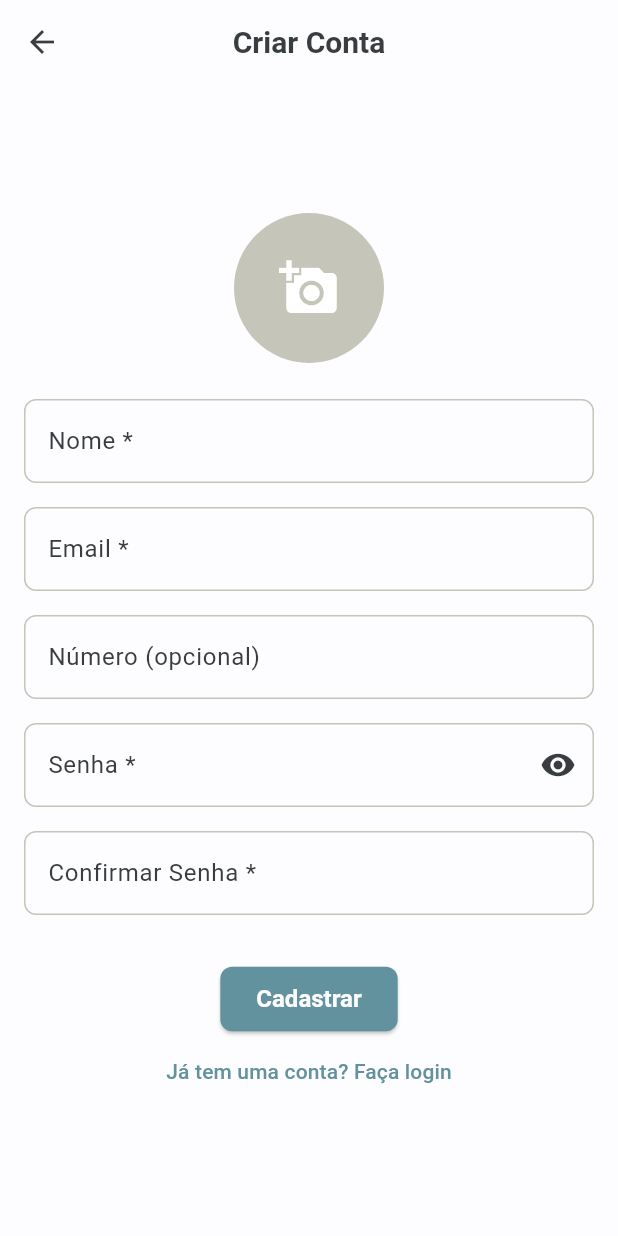
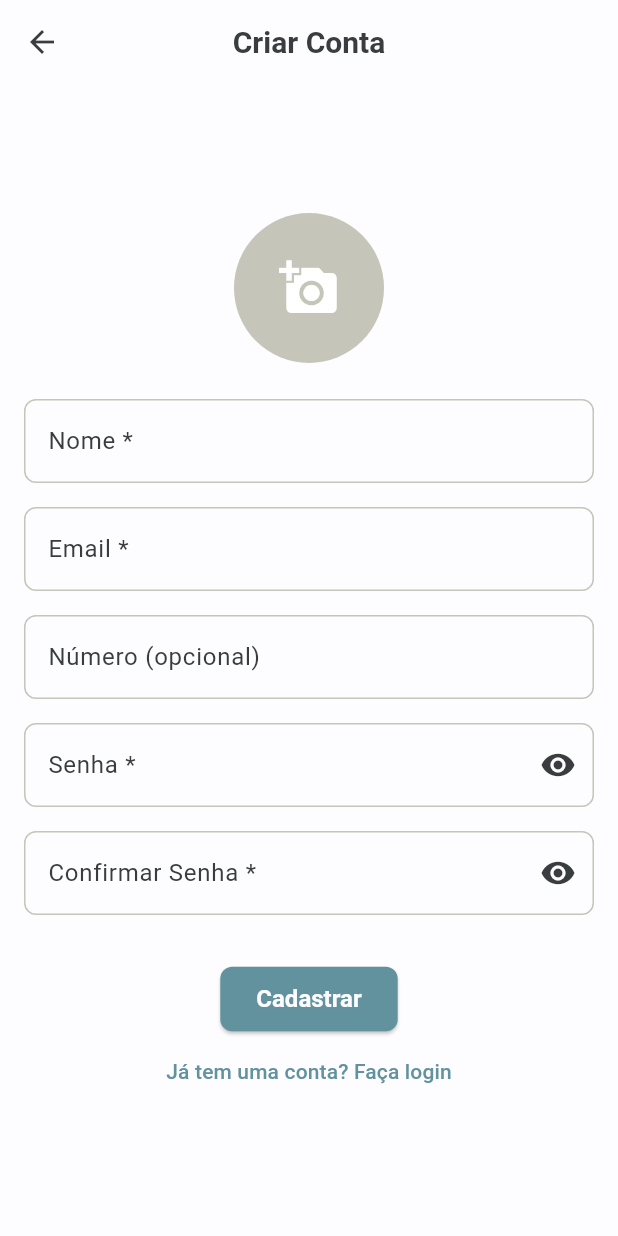
Before and after one commit to viniciusmecosta/KeyBudget, a Flutter app: the screen it shows after launch, after a tap on "Não tem uma conta? Cadastre-se", on a phone screen of 412 x 824 dp. Run offline on Flutter 3.47's test engine with Material 3 defaults, Android fonts, the phone set to English and light mode, and no system bars; our stand-ins replace fl_chart, flutter_dotenv, flutter_secure_storage, image_picker, local_auth, sqflite_sqlcipher; missing offline and left inert: encrypt; accounts and stored records are empty.

Commit message:
feat: defined location pt-br

```diff
--- /dev/null
+++ b/lib/app/config/app_providers.dart
@@ -0,0 +1,13 @@
+import 'package:key_budget/features/auth/viewmodel/auth_viewmodel.dart';
+import 'package:key_budget/features/credentials/viewmodel/credential_viewmodel.dart';
+import 'package:key_budget/features/dashboard/viewmodel/dashboard_viewmodel.dart';
+import 'package:key_budget/features/expenses/viewmodel/expense_viewmodel.dart';
+import 'package:provider/provider.dart';
+import 'package:provider/single_child_widget.dart';
+
+List<SingleChildWidget> appProviders = [
+  ChangeNotifierProvider(create: (_) => AuthViewModel()),
+  ChangeNotifierProvider(create: (_) => ExpenseViewModel()),
+  ChangeNotifierProvider(create: (_) => CredentialViewModel()),
+  ChangeNotifierProvider(create: (_) => DashboardViewModel()),
+];
--- a/lib/features/auth/view/register_screen.dart
+++ b/lib/features/auth/view/register_screen.dart
@@ -20,6 +20,7 @@ class _RegisterScreenState extends State<RegisterScreen> {
   final _confirmPasswordController = TextEditingController();
   String? _avatarPath;
   bool _isPasswordVisible = false;
+  bool _isConfirmPasswordVisible = false;
 
   @override
   void dispose() {
@@ -120,9 +121,18 @@ class _RegisterScreenState extends State<RegisterScreen> {
                 const SizedBox(height: 16),
                 TextFormField(
                   controller: _confirmPasswordController,
-                  obscureText: !_isPasswordVisible,
-                  decoration:
-                      const InputDecoration(labelText: 'Confirmar Senha *'),
+                  obscureText: !_isConfirmPasswordVisible,
+                  decoration: InputDecoration(
+                    labelText: 'Confirmar Senha *',
+                    suffixIcon: IconButton(
+                      icon: Icon(_isConfirmPasswordVisible
+                          ? Icons.visibility_off
+                          : Icons.visibility),
+                      onPressed: () => setState(() =>
+                          _isConfirmPasswordVisible =
+                              !_isConfirmPasswordVisible),
+                    ),
+                  ),
                   validator: (value) => value != _passwordController.text
                       ? 'As senhas não coincidem'
                       : null,
--- a/lib/main.dart
+++ b/lib/main.dart
@@ -1,12 +1,10 @@
 import 'package:flutter/material.dart';
 import 'package:flutter_dotenv/flutter_dotenv.dart';
+import 'package:key_budget/app/config/app_providers.dart';
 import 'package:key_budget/app/config/app_theme.dart';
 import 'package:key_budget/app/view/auth_gate.dart';
-import 'package:key_budget/features/auth/viewmodel/auth_viewmodel.dart';
-import 'package:key_budget/features/credentials/viewmodel/credential_viewmodel.dart';
-import 'package:key_budget/features/dashboard/viewmodel/dashboard_viewmodel.dart';
-import 'package:key_budget/features/expenses/viewmodel/expense_viewmodel.dart';
 import 'package:provider/provider.dart';
+import 'package:flutter_localizations/flutter_localizations.dart';
 
 Future<void> main() async {
   try {
@@ -15,12 +13,7 @@ Future<void> main() async {
 
     runApp(
       MultiProvider(
-        providers: [
-          ChangeNotifierProvider(create: (_) => AuthViewModel()),
-          ChangeNotifierProvider(create: (_) => ExpenseViewModel()),
-          ChangeNotifierProvider(create: (_) => CredentialViewModel()),
-          ChangeNotifierProvider(create: (_) => DashboardViewModel()),
-        ],
+        providers: appProviders,
         child: const MyApp(),
       ),
     );
@@ -37,6 +30,16 @@ class MyApp extends StatelessWidget {
     return MaterialApp(
       title: 'KeyBudget',
       theme: AppTheme.theme,
+      debugShowCheckedModeBanner: false,
+      localizationsDelegates: const [
+        GlobalMaterialLocalizations.delegate,
+        GlobalWidgetsLocalizations.delegate,
+        GlobalCupertinoLocalizations.delegate,
+      ],
+      supportedLocales: const [
+        Locale('pt', 'BR'),
+      ],
+      locale: const Locale('pt', 'BR'),
       home: const AuthGate(),
     );
   }
@@ -49,6 +52,7 @@ class ErrorScreen extends StatelessWidget {
   @override
   Widget build(BuildContext context) {
     return MaterialApp(
+      debugShowCheckedModeBanner: false,
       home: Scaffold(
         body: Padding(
           padding: const EdgeInsets.all(16.0),
--- a/pubspec.yaml
+++ b/pubspec.yaml
@@ -1,6 +1,6 @@
 name: key_budget
 description: "KeyBudget Project"
-publish_to: "none"
+publish_to: "vinicius.menezes"
 version: 0.0.0
 
 environment:
@@ -8,6 +8,8 @@ environment:
 
 dependencies:
   flutter:
+    sdk: flutter
+  flutter_localizations:
     sdk: flutter
 
   sqflite_sqlcipher: ^2.1.0
```
Also changed, not shown: pubspec.lock, 4 other files.
